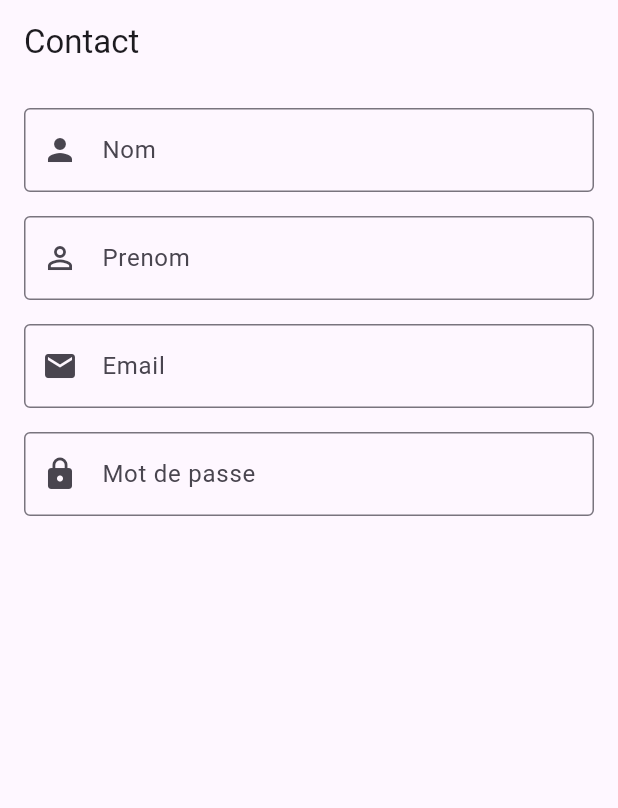
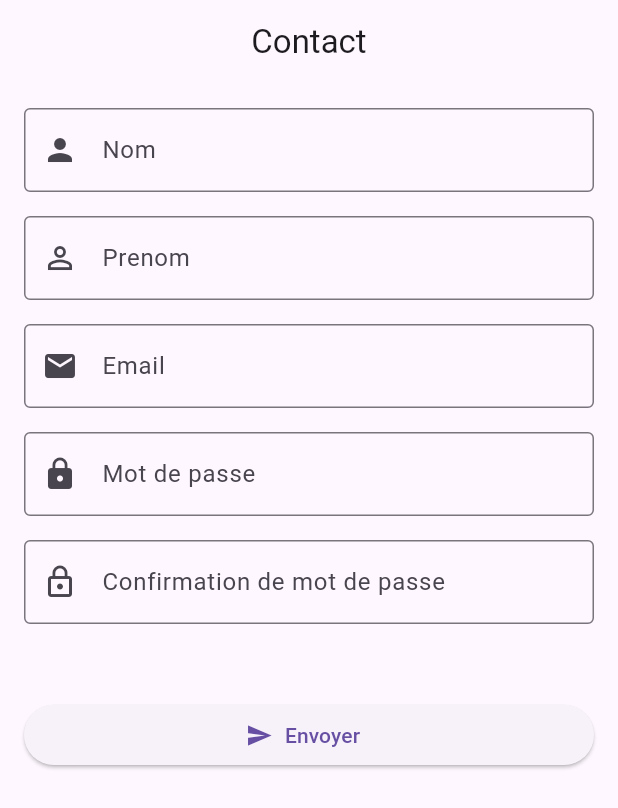
Before and after one commit to Moussa-coder/formulaire_de_connexion-avec-flutter, a Flutter app: the screen it shows after launch, on a phone screen of 412 x 824 dp. Shown: the top 808 px of the screen. Run offline on Flutter 3.47's test engine with Material 3 defaults, Android fonts, the phone set to English and light mode, and no system bars.

Commit message:
Confirmation du mot de passe, Validation de chaque champ, création d'un bouton envoyer et enfin centrer le titre contact

```diff
--- a/mon_projet/lib/Connexion.dart
+++ b/mon_projet/lib/Connexion.dart
@@ -6,9 +6,10 @@ class Connexion extends StatefulWidget {
   @override
   State<Connexion> createState() => _ConnexionState();
 }
-
 class _ConnexionState extends State<Connexion> {
+  // Cette clé est utilisée pour identifier et gérer l'état d'un formulaire Flutter
   final _formKey = GlobalKey<FormState>();
+  // Gère le texte saisi dans le champ de mot de passe.
   final _passwordController = TextEditingController();
 
   String nom = '';
@@ -19,7 +20,8 @@ class _ConnexionState extends State<Connexion> {
   @override
   Widget build(BuildContext context) {
     return Scaffold(
-      appBar: AppBar(title: const Text('Contact')),
+      appBar: AppBar(title: const Text('Contact'),
+      centerTitle: true,),
       body: Padding(
         padding: const EdgeInsets.all(16.0),
         child: Form(
@@ -33,26 +35,48 @@ class _ConnexionState extends State<Connexion> {
                   prefixIcon: Icon(Icons.person),
                   border: OutlineInputBorder(),
                 ),
+                validator: (value) {
+                  if (value == null || value.isEmpty) {
+                    return 'Ce champ est obligatoire';
+                  }
+                  return null;
+                },
               ),
-              const SizedBox(height: 16,),
+              const SizedBox(height: 16),
 
               // Champ Prenom
-               TextFormField(
+              TextFormField(
                 decoration: const InputDecoration(
                   labelText: 'Prenom',
                   prefixIcon: Icon(Icons.person_outline),
                   border: OutlineInputBorder(),
                 ),
+                validator:
+                    (value) =>
+                        value == null || value.isEmpty
+                            ? 'Entrer votre prénom'
+                            : null,
+                onSaved: (value) => prenom = value!,
               ),
-              const SizedBox(height: 16,),
+              const SizedBox(height: 16),
 
               // Champ Email
-               TextFormField(
+              TextFormField(
                 decoration: const InputDecoration(
                   labelText: 'Email',
                   prefixIcon: Icon(Icons.email),
                   border: OutlineInputBorder(),
                 ),
+                keyboardType: TextInputType.emailAddress,
+                validator: (value) {
+                  if (value == null || value.isEmpty) {
+                    return 'Entrer votre email';
+                  } else if (!value.contains('@')) {
+                    return 'Email invalide';
+                  }
+                  return null;
+                },
+                onSaved: (value) => email = value!,
               ),
               const SizedBox(height: 16),
 
@@ -64,8 +88,48 @@ class _ConnexionState extends State<Connexion> {
                   prefixIcon: Icon(Icons.lock),
                   border: OutlineInputBorder(),
                 ),
+                obscureText: true,
+                validator: (value) =>
+                    value != null && value.length < 6
+                        ? 'Minimum 6 caractères'
+                        : null,
+                onSaved: (value) => password = value!,
               ),
               const SizedBox(height: 16),
+
+              // Champ confirmation de mot de passe
+              TextFormField(
+                decoration: const InputDecoration(
+                  labelText: 'Confirmation de mot de passe',
+                  prefixIcon: Icon(Icons.lock_outline),
+                  border: OutlineInputBorder(),
+                ),
+                 obscureText: true,
+                validator: (value) {
+                  if (value != _passwordController.text) {
+                    return 'Les mots de passe ne correspondent pas';
+                  }
+                  return null;
+                },
+              ),
+              const SizedBox(height: 50),
+
+              // Champ bouton
+              ElevatedButton.icon(
+                icon: const Icon(Icons.send),
+                label: const Text("Envoyer"),
+                onPressed: () {
+                  if (_formKey.currentState!.validate()) {
+                    _formKey.currentState!.save();
+                    ScaffoldMessenger.of(context).showSnackBar(
+                      const SnackBar(content: Text('Message envoyé !')),
+                    );
+
+                    _formKey.currentState!.reset();
+                    _passwordController.clear();
+                  }
+                },
+              ),
             ],
           ),
         ),
```
